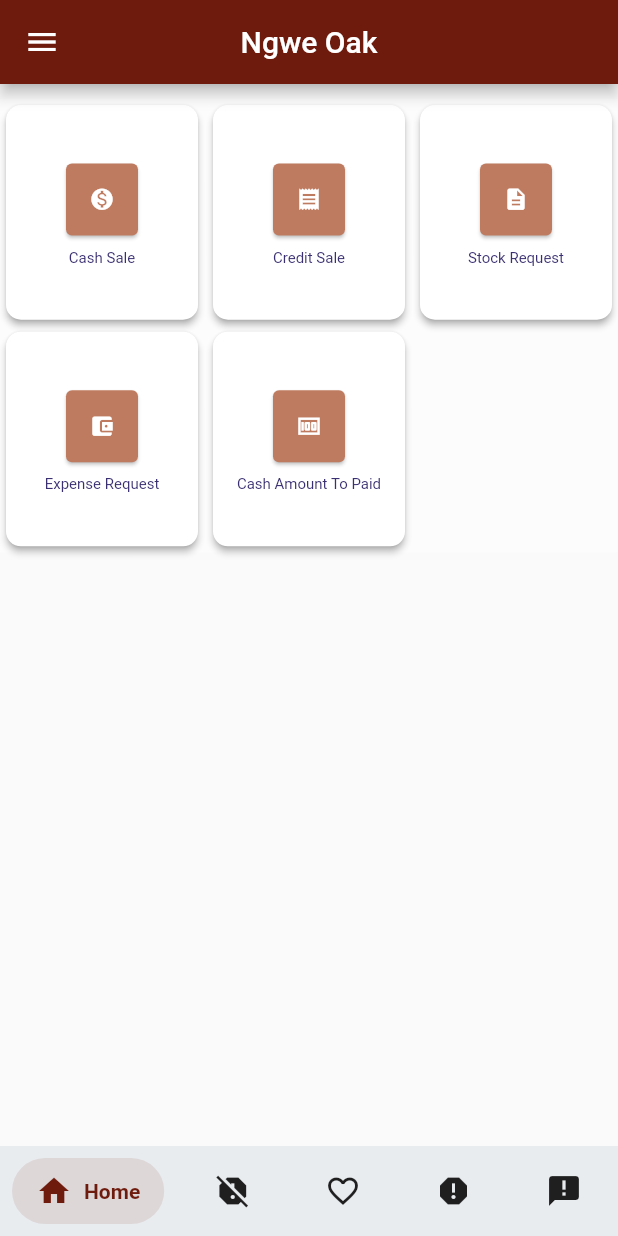
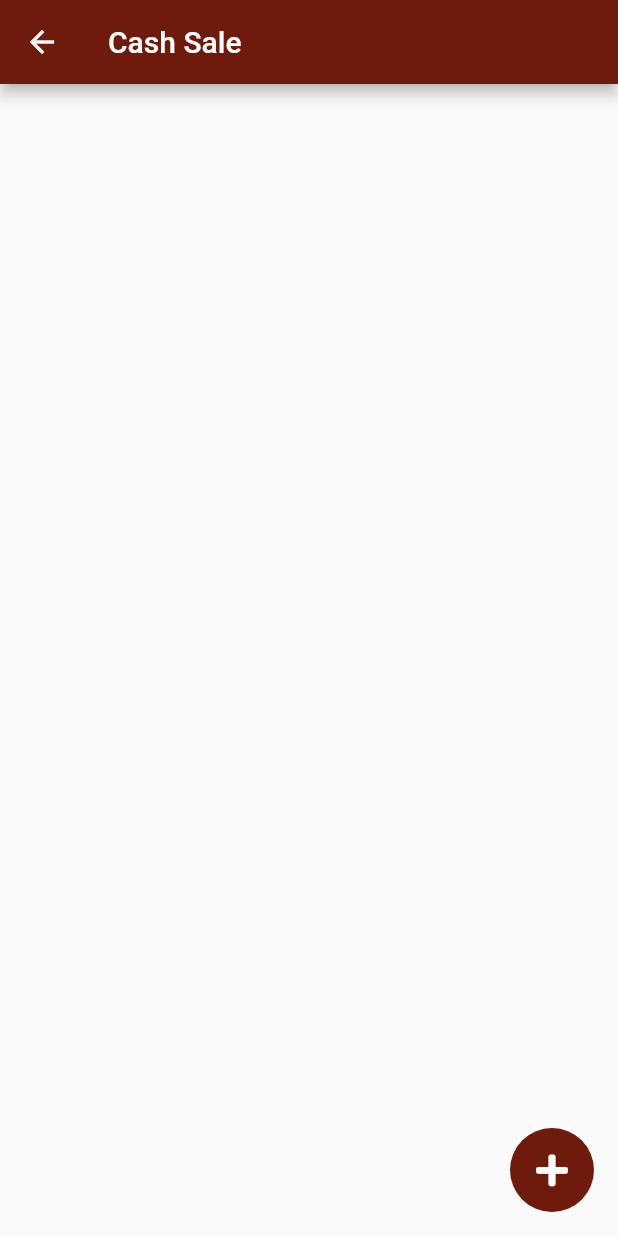
Before and after one commit to AyeChanMon8/ngweOakProject, a Flutter app: the HomePage screen opened directly, after a tap on the "monetization on" icon, on a phone screen of 412 x 824 dp. Run offline on Flutter 3.47's test engine with Material 2 defaults, Android fonts, the phone set to English and light mode, and no system bars; drawn by our look-alikes of salomon_bottom_bar; our stand-ins replace font_awesome_flutter, get, ionicons.

Commit message:
cash sale page add

```diff
--- a/lib/main.dart
+++ b/lib/main.dart
@@ -1,4 +1,5 @@
 import 'package:flutter/material.dart';
+import 'package:get/get.dart';
 import 'package:ngwe_oak_project/pages/system/login_screen.dart';
 
 void main() {
@@ -9,7 +10,7 @@ class MyApp extends StatelessWidget {
   // This widget is the root of your application.
   @override
   Widget build(BuildContext context) {
-    return MaterialApp(
+    return GetMaterialApp(
       title: 'Flutter Demo',
       debugShowCheckedModeBanner: false,
       theme: ThemeData(
--- /dev/null
+++ b/lib/pages/cash_sale/cash_sale_list_page.dart
@@ -0,0 +1,34 @@
+import 'package:flutter/material.dart';
+import 'package:font_awesome_flutter/font_awesome_flutter.dart';
+import 'package:ngwe_oak_project/utils/constants.dart';
+class CashSaleListPage extends StatefulWidget {
+  const CashSaleListPage({ Key? key }) : super(key: key);
+
+  @override
+  State<CashSaleListPage> createState() => _CashSaleListPageState();
+}
+
+class _CashSaleListPageState extends State<CashSaleListPage> {
+  @override
+  Widget build(BuildContext context) {
+    return Scaffold(
+      appBar: AppBar(
+        backgroundColor: kPrimaryColor,
+        title: Text(
+          'Cash Sale',
+          style: TextStyle(),
+        )
+      ),
+      floatingActionButton: new FloatingActionButton(
+          elevation: 0.0,
+          child: new Icon(
+            FontAwesomeIcons.plus,
+            color: Colors.white,
+          ),
+          backgroundColor: kPrimaryColor,
+          onPressed: () {
+
+          }),
+    );
+  }
+}
--- a/lib/pages/home.dart
+++ b/lib/pages/home.dart
@@ -57,14 +57,14 @@ class _HomePageState extends State<HomePage> {
             ),
 
             SalomonBottomBarItem(
-              icon: Icon(Icons.report_off),
+              icon: Icon(Icons.library_books),
               title: Text("Stock Report"),
               selectedColor: kPrimaryColor,
             ),
 
             /// Likes
             SalomonBottomBarItem(
-              icon: Icon(Icons.favorite_border),
+              icon: Icon(Icons.list),
               title: Text("Open/Due List"),
               selectedColor: kPrimaryColor,
             ),
--- a/lib/pages/main_home_page.dart
+++ b/lib/pages/main_home_page.dart
@@ -1,6 +1,7 @@
 // @dart=2.9
 import 'package:flutter/material.dart';
 import 'package:get/get.dart';
+import 'package:ngwe_oak_project/pages/cash_sale/cash_sale_list_page.dart';
 import 'package:ngwe_oak_project/utils/constants.dart';
 import 'package:ngwe_oak_project/utils/my_style.dart';
 class MainHomePage extends StatefulWidget {
@@ -13,7 +14,7 @@ class _MainHomePageState extends State<MainHomePage> {
   final numbers = List.generate(6, (index) => '$index');
   final controller = ScrollController();
   List admin = [
-    [Icons.monetization_on, 'Cash Sale'],
+    [Icons.monetization_on, 'Cash Sale',CashSaleListPage()],
     [Icons.receipt, 'Credit Sale'],
     [Icons.description, 'Stock Request'],
     [Icons.account_balance_wallet, 'Expense Request'],
@@ -54,7 +55,7 @@ class _MainHomePageState extends State<MainHomePage> {
                           icon: Icon(admin[index][0]),
                           color: Colors.white,
                           onPressed: () {
-                            Get.toNamed(admin[index][2]);
+                            Get.to(admin[index][2]);
                           },
                         ),
                       ),
--- a/pubspec.yaml
+++ b/pubspec.yaml
@@ -32,6 +32,7 @@ dependencies:
   dot_navigation_bar: ^1.0.1+3
   salomon_bottom_bar: ^3.3.2
   get: ^3.12.1
+  font_awesome_flutter: ^8.8.1
 dev_dependencies:
   flutter_test:
     sdk: flutter
```
